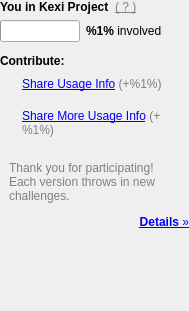
Old version of the form kexi/main/status/status.ui in the repository KDE/calligra.
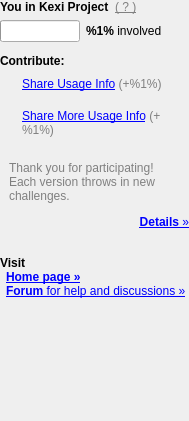
New version of the form. Icons and pictures are not drawn.

Commit message:
User feedback: added missing home page and forum links
Reviewed.

```diff
--- a/kexi/main/status/status.ui
+++ b/kexi/main/status/status.ui
@@ -7,7 +7,7 @@
     <x>0</x>
     <y>0</y>
     <width>189</width>
-    <height>311</height>
+    <height>421</height>
    </rect>
   </property>
   <property name="windowTitle">
@@ -311,14 +311,114 @@
      </item>
     </layout>
    </item>
+   <item>
+    <widget class="QWidget" name="spacer31" native="true">
+     <property name="sizePolicy">
+      <sizepolicy hsizetype="Preferred" vsizetype="Fixed">
+       <horstretch>0</horstretch>
+       <verstretch>0</verstretch>
+      </sizepolicy>
+     </property>
+     <property name="minimumSize">
+      <size>
+       <width>0</width>
+       <height>24</height>
+      </size>
+     </property>
+     <property name="maximumSize">
+      <size>
+       <width>16777215</width>
+       <height>6</height>
+      </size>
+     </property>
+    </widget>
+   </item>
+   <item>
+    <widget class="QLabel" name="visit_label">
+     <property name="font">
+      <font>
+       <weight>75</weight>
+       <bold>true</bold>
+      </font>
+     </property>
+     <property name="text">
+      <string>Visit</string>
+     </property>
+    </widget>
+   </item>
+   <item>
+    <widget class="QLabel" name="home_page_link">
+     <property name="font">
+      <font>
+       <weight>50</weight>
+       <bold>false</bold>
+      </font>
+     </property>
+     <property name="focusPolicy">
+      <enum>Qt::StrongFocus</enum>
+     </property>
+     <property name="toolTip">
+      <string>Visit http://kexi-project home page</string>
+     </property>
+     <property name="text">
+      <string>&lt;a href=&quot;http://kexi-project.org&quot;&gt;&lt;nobr&gt;&lt;b&gt;Home page &amp;raquo;&lt;/b&gt;&lt;/nobr&gt;&lt;/a&gt;</string>
+     </property>
+     <property name="alignment">
+      <set>Qt::AlignLeading|Qt::AlignLeft|Qt::AlignVCenter</set>
+     </property>
+     <property name="wordWrap">
+      <bool>true</bool>
+     </property>
+     <property name="margin">
+      <number>4</number>
+     </property>
+     <property name="indent">
+      <number>6</number>
+     </property>
+     <property name="openExternalLinks">
+      <bool>true</bool>
+     </property>
+    </widget>
+   </item>
+   <item>
+    <widget class="QLabel" name="forum_link">
+     <property name="font">
+      <font>
+       <weight>50</weight>
+       <bold>false</bold>
+      </font>
+     </property>
+     <property name="focusPolicy">
+      <enum>Qt::StrongFocus</enum>
+     </property>
+     <property name="toolTip">
+      <string>Visit http://kexi-project.org/forum</string>
+     </property>
+     <property name="text">
+      <string>&lt;a href=&quot;http://kexi-project.org/forum/&quot;&gt;&lt;b&gt;Forum&lt;/b&gt; for help and discussions &amp;raquo;&lt;/a&gt;</string>
+     </property>
+     <property name="alignment">
+      <set>Qt::AlignLeading|Qt::AlignLeft|Qt::AlignVCenter</set>
+     </property>
+     <property name="wordWrap">
+      <bool>true</bool>
+     </property>
+     <property name="margin">
+      <number>4</number>
+     </property>
+     <property name="indent">
+      <number>6</number>
+     </property>
+     <property name="openExternalLinks">
+      <bool>true</bool>
+     </property>
+    </widget>
+   </item>
    <item>
     <spacer name="verticalSpacer">
      <property name="orientation">
       <enum>Qt::Vertical</enum>
      </property>
-     <property name="sizeType">
-      <enum>QSizePolicy::Expanding</enum>
-     </property>
      <property name="sizeHint" stdset="0">
       <size>
        <width>20</width>
```
